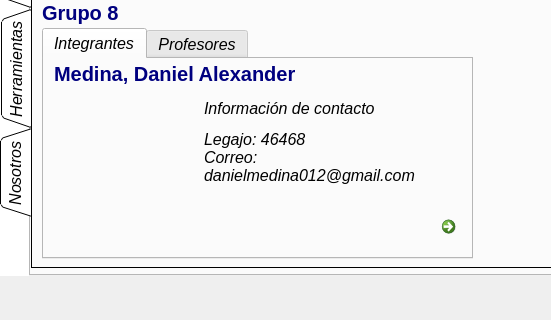
The window that Interfaz/Interface.ui (EstebanC99/Fractales) describes before a commit, drawn with Qt 5; both pictures show x 0 to 551 and y 245 to 565 of the 800 by 565 pixel window.
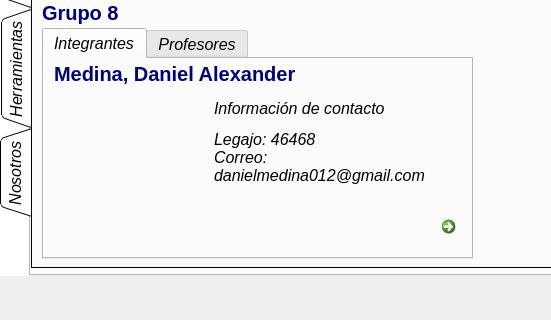
The same window after the commit. The open tabs and pages were chosen to show the change. Icons and pictures are not drawn.

```diff
--- a/Interfaz/Interface.ui
+++ b/Interfaz/Interface.ui
@@ -1767,9 +1767,9 @@
             <widget class="QLabel" name="label_56">
              <property name="geometry">
               <rect>
-               <x>150</x>
+               <x>160</x>
                <y>40</y>
-               <width>241</width>
+               <width>221</width>
                <height>101</height>
               </rect>
              </property>
@@ -1786,9 +1786,9 @@
             <widget class="QLabel" name="label_57">
              <property name="geometry">
               <rect>
-               <x>10</x>
+               <x>0</x>
                <y>30</y>
-               <width>131</width>
+               <width>151</width>
                <height>151</height>
               </rect>
              </property>
```
Left out of the diff: 2 changed lines with no effect on the pictures.
